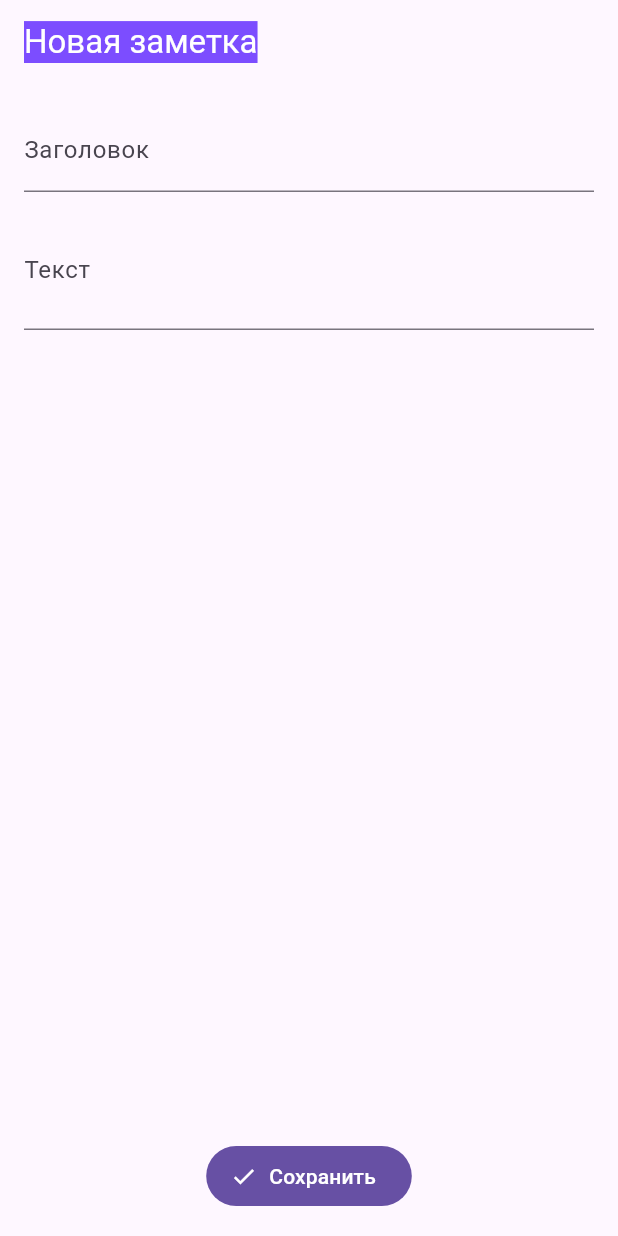
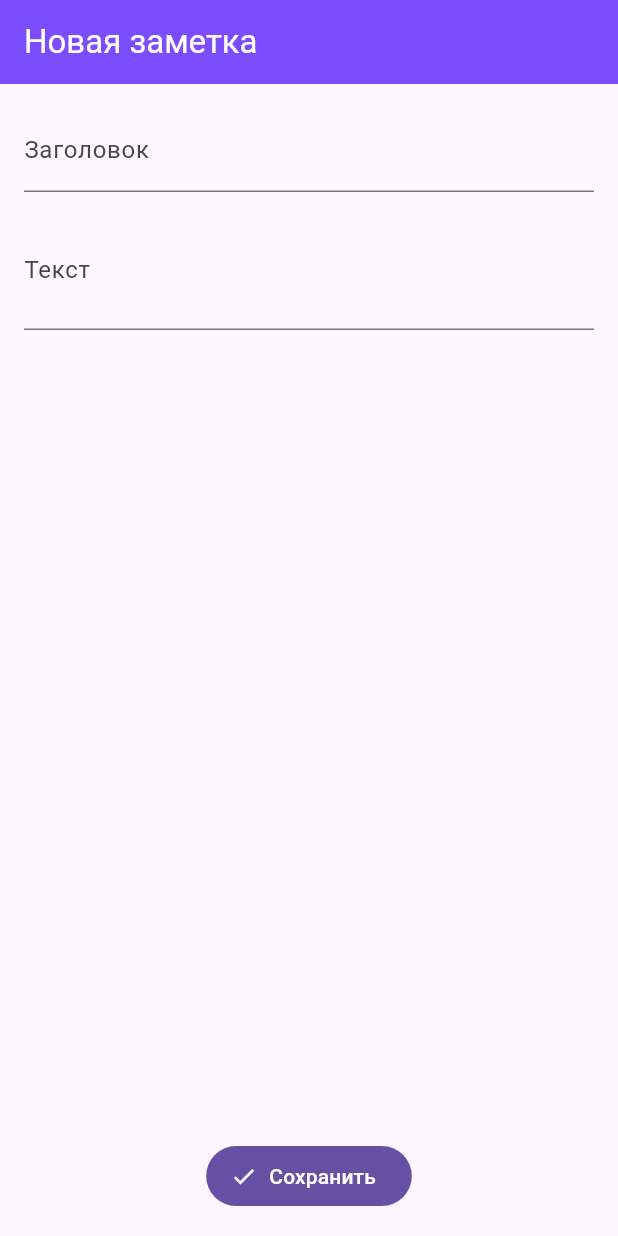
Before and after one commit to Kirus1930/PKS_Task_5, a Flutter app: the EditNotePage screen opened directly, on a phone screen of 412 x 824 dp. Run offline on Flutter 3.47's test engine with Material 3 defaults, Android fonts, the phone set to English and light mode, and no system bars.

Commit message:
Update edit_note_page.dart

```diff
--- a/flutter_simple_notes_eremin/lib/edit_note_page.dart
+++ b/flutter_simple_notes_eremin/lib/edit_note_page.dart
@@ -36,11 +36,9 @@ class _EditNotePageState extends State<EditNotePage> {
       appBar: AppBar(
         title: Text(
           isEdit ? 'Редактировать' : 'Новая заметка',
-          style: TextStyle(
-            backgroundColor: Colors.deepPurpleAccent,
-            color: Colors.white,
-          ),
+          style: TextStyle(color: Colors.white),
         ),
+        backgroundColor: Colors.deepPurpleAccent,
       ),
       body: Padding(
         padding: EdgeInsets.all(16),
```
